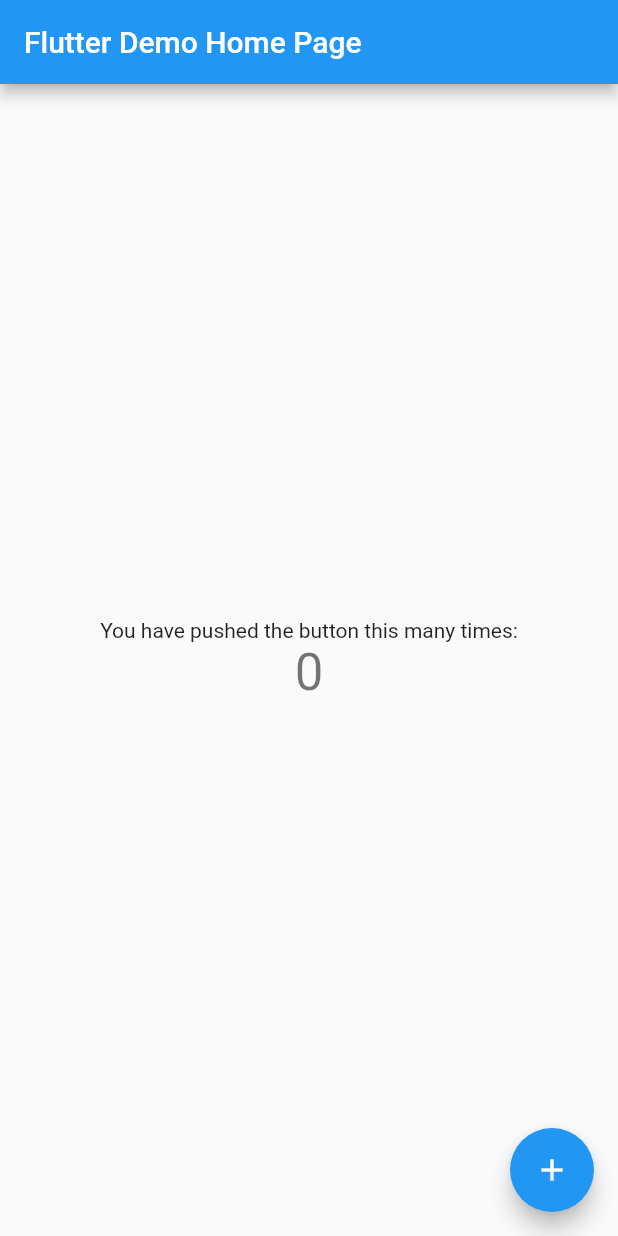
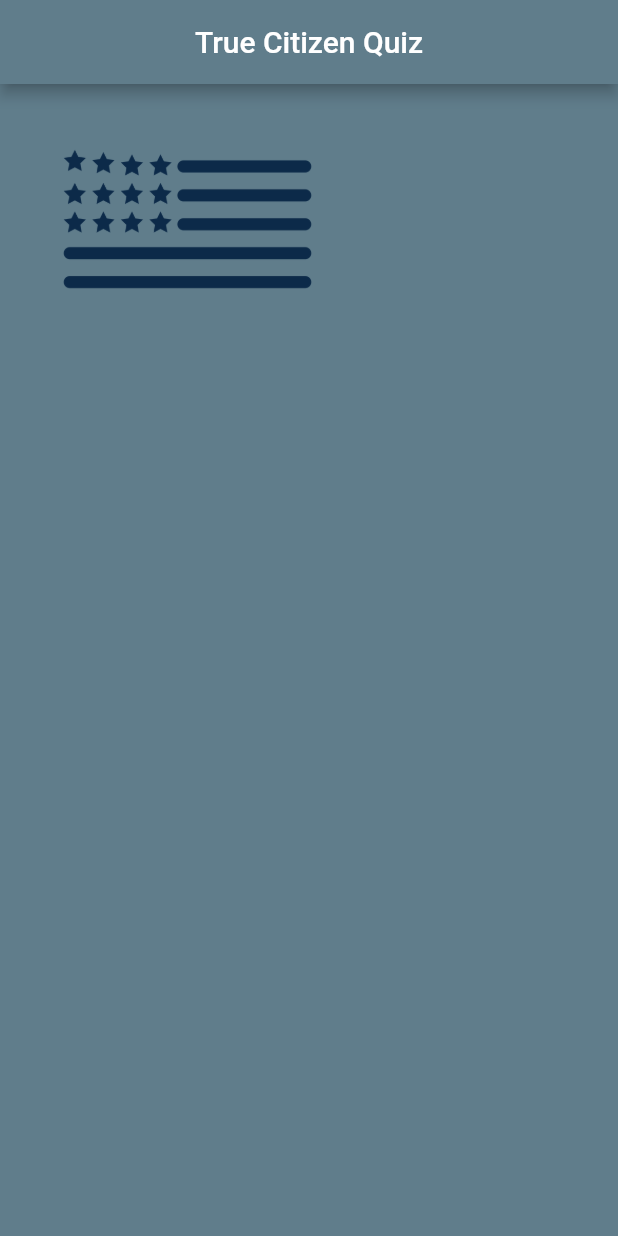
Before and after one commit to irfan87/flutter_quiz_app, a Flutter app: the screen it shows after launch, on a phone screen of 412 x 824 dp. Run offline on Flutter 3.47's test engine with Material 2 defaults, Android fonts, the phone set to English and light mode, and no system bars.

```diff
--- a/lib/main.dart
+++ b/lib/main.dart
@@ -1,117 +1,16 @@
 import 'package:flutter/material.dart';
+import 'package:flutter_quiz_app/ui/QuizContainer.dart';
 
 void main() {
-  runApp(MyApp());
+  runApp(QuizApp());
 }
 
-class MyApp extends StatelessWidget {
-  // This widget is the root of your application.
+class QuizApp extends StatelessWidget {
   @override
   Widget build(BuildContext context) {
     return MaterialApp(
-      title: 'Flutter Demo',
-      theme: ThemeData(
-        // This is the theme of your application.
-        //
-        // Try running your application with "flutter run". You'll see the
-        // application has a blue toolbar. Then, without quitting the app, try
-        // changing the primarySwatch below to Colors.green and then invoke
-        // "hot reload" (press "r" in the console where you ran "flutter run",
-        // or simply save your changes to "hot reload" in a Flutter IDE).
-        // Notice that the counter didn't reset back to zero; the application
-        // is not restarted.
-        primarySwatch: Colors.blue,
-        // This makes the visual density adapt to the platform that you run
-        // the app on. For desktop platforms, the controls will be smaller and
-        // closer together (more dense) than on mobile platforms.
-        visualDensity: VisualDensity.adaptivePlatformDensity,
-      ),
-      home: MyHomePage(title: 'Flutter Demo Home Page'),
+      home: QuizContainer(),
+      debugShowCheckedModeBanner: false,
     );
   }
 }
-
-class MyHomePage extends StatefulWidget {
-  MyHomePage({Key key, this.title}) : super(key: key);
-
-  // This widget is the home page of your application. It is stateful, meaning
-  // that it has a State object (defined below) that contains fields that affect
-  // how it looks.
-
-  // This class is the configuration for the state. It holds the values (in this
-  // case the title) provided by the parent (in this case the App widget) and
-  // used by the build method of the State. Fields in a Widget subclass are
-  // always marked "final".
-
-  final String title;
-
-  @override
-  _MyHomePageState createState() => _MyHomePageState();
-}
-
-class _MyHomePageState extends State<MyHomePage> {
-  int _counter = 0;
-
-  void _incrementCounter() {
-    setState(() {
-      // This call to setState tells the Flutter framework that something has
-      // changed in this State, which causes it to rerun the build method below
-      // so that the display can reflect the updated values. If we changed
-      // _counter without calling setState(), then the build method would not be
-      // called again, and so nothing would appear to happen.
-      _counter++;
-    });
-  }
-
-  @override
-  Widget build(BuildContext context) {
-    // This method is rerun every time setState is called, for instance as done
-    // by the _incrementCounter method above.
-    //
-    // The Flutter framework has been optimized to make rerunning build methods
-    // fast, so that you can just rebuild anything that needs updating rather
-    // than having to individually change instances of widgets.
-    return Scaffold(
-      appBar: AppBar(
-        // Here we take the value from the MyHomePage object that was created by
-        // the App.build method, and use it to set our appbar title.
-        title: Text(widget.title),
-      ),
-      body: Center(
-        // Center is a layout widget. It takes a single child and positions it
-        // in the middle of the parent.
-        child: Column(
-          // Column is also a layout widget. It takes a list of children and
-          // arranges them vertically. By default, it sizes itself to fit its
-          // children horizontally, and tries to be as tall as its parent.
-          //
-          // Invoke "debug painting" (press "p" in the console, choose the
-          // "Toggle Debug Paint" action from the Flutter Inspector in Android
-          // Studio, or the "Toggle Debug Paint" command in Visual Studio Code)
-          // to see the wireframe for each widget.
-          //
-          // Column has various properties to control how it sizes itself and
-          // how it positions its children. Here we use mainAxisAlignment to
-          // center the children vertically; the main axis here is the vertical
-          // axis because Columns are vertical (the cross axis would be
-          // horizontal).
-          mainAxisAlignment: MainAxisAlignment.center,
-          children: <Widget>[
-            Text(
-              'You have pushed the button this many times:',
-            ),
-            Text(
-              '$_counter',
-              style: Theme.of(context).textTheme.headline4,
-            ),
-          ],
-        ),
-      ),
-      floatingActionButton: FloatingActionButton(
-        onPressed: _incrementCounter,
-        tooltip: 'Increment',
-        child: Icon(Icons.add),
-      ), // This trailing comma makes auto-formatting nicer for build methods.
-    );
-  }
-}
--- /dev/null
+++ b/lib/ui/QuizContainer.dart
@@ -0,0 +1,31 @@
+import 'package:flutter/material.dart';
+
+class QuizContainer extends StatefulWidget {
+  @override
+  _QuizContainerState createState() => _QuizContainerState();
+}
+
+class _QuizContainerState extends State<QuizContainer> {
+  @override
+  Widget build(BuildContext context) {
+    return Scaffold(
+      appBar: AppBar(
+        title: Text('True Citizen Quiz'),
+        centerTitle: true,
+        backgroundColor: Colors.blueGrey,
+      ),
+      backgroundColor: Colors.blueGrey,
+      body: Container(
+        child: Column(
+          children: <Widget>[
+            Image.asset(
+              "images/flag.png",
+              width: 250,
+              height: 180,
+            ),
+          ],
+        ),
+      ),
+    );
+  }
+}
```
Also changed, not shown: pubspec.yaml (+3 -7 lines), images/flag.png (added), 1 other file.
